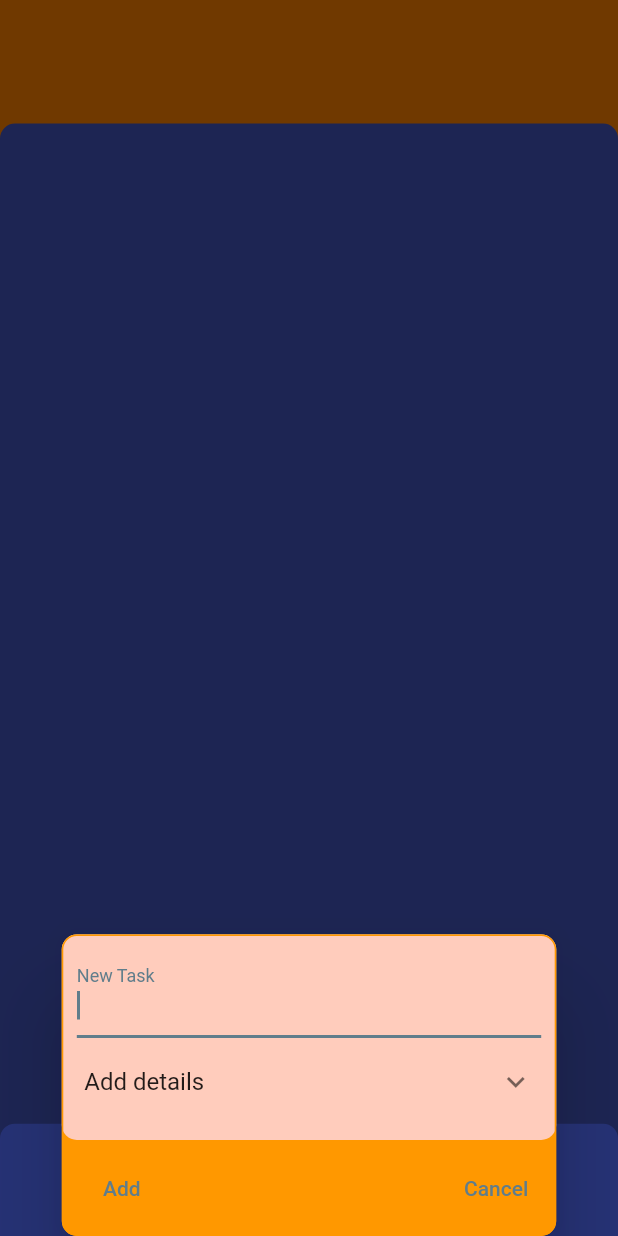
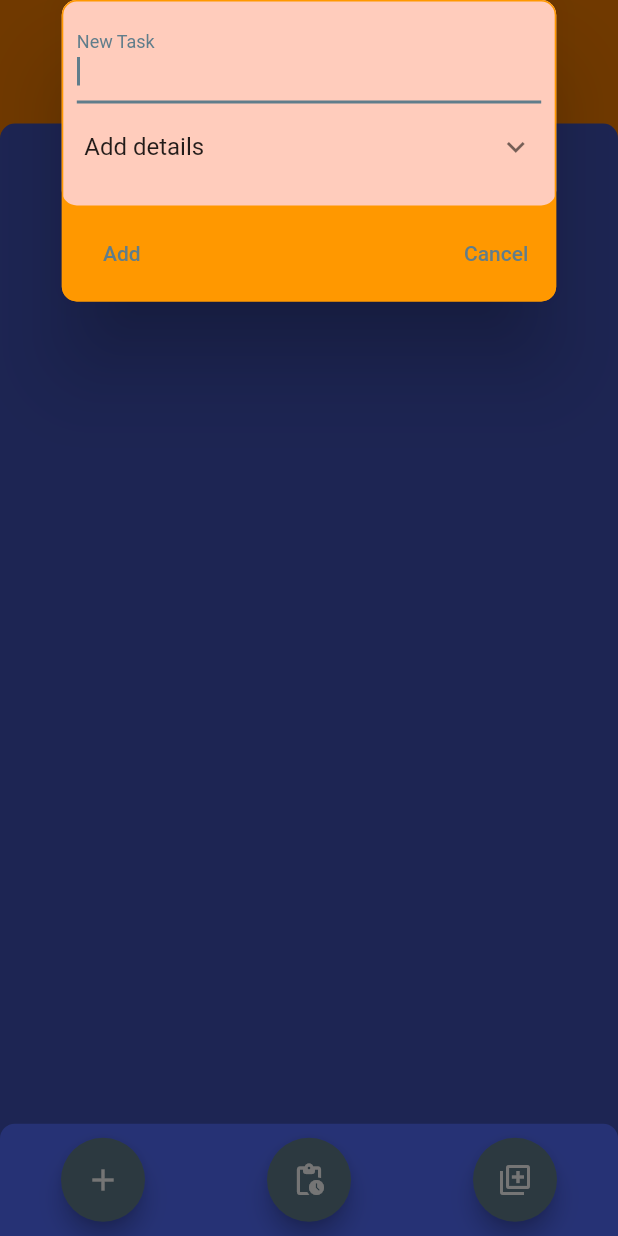
Before and after one commit to egemenongel/todeer, a Flutter app: the ListPage screen opened directly with empty values, after a tap on the "add" icon, on a phone screen of 412 x 824 dp. Run offline on Flutter 3.47's test engine with Material 2 defaults, Android fonts, the phone set to English and light mode, and no system bars; our stand-ins replace cloud_firestore, firebase_auth, firebase_core, flutter_slidable; accounts and stored records are empty.

```diff
--- a/lib/pages/list_page.dart
+++ b/lib/pages/list_page.dart
@@ -1,8 +1,11 @@
 import 'package:cloud_firestore/cloud_firestore.dart';
 import 'package:flutter/material.dart';
+import 'package:provider/provider.dart';
+import 'package:to_deer/pages/report_widget.dart';
 import 'package:to_deer/services/database_service.dart';
 import 'package:to_deer/pages/list_title_page.dart';
 import 'package:to_deer/services/size_helper.dart';
+import 'package:to_deer/utils/task_list_manager.dart';
 import 'package:to_deer/widgets/dialogs/add_task_dialog.dart';
 import 'package:to_deer/widgets/dialogs/delete_task_dialog.dart';
 import 'package:to_deer/widgets/task_tile.dart';
@@ -97,28 +100,48 @@ class ListPage extends StatelessWidget {
                                     MainAxisAlignment.spaceAround,
                                 children: [
                                   FloatingActionButton(
-                                    backgroundColor: Colors.blueGrey,
+                                    tooltip: "Add task",
                                     heroTag: null,
-                                    child: const Icon(
-                                      Icons.add,
-                                    ),
-                                    onPressed: () {
-                                      showDialog(
-                                          context: context,
-                                          builder: (context) => Column(
+                                    onPressed: () => showDialog(
+                                        context: context,
+                                        builder: (context) =>
+                                            SingleChildScrollView(
+                                              child: Column(
                                                 mainAxisAlignment:
                                                     MainAxisAlignment.end,
                                                 children: [
                                                   AddTaskDialog(list: list!),
                                                 ],
-                                              ));
-                                    },
+                                              ),
+                                            )),
+                                    child: const Icon(
+                                      Icons.add,
+                                    ),
                                   ),
                                   FloatingActionButton(
-                                    backgroundColor: Colors.blueGrey,
+                                    tooltip: "See report",
+                                    heroTag: null,
+                                    onPressed: () {
+                                      Provider.of<TaskListManager>(context,
+                                              listen: false)
+                                          .sumDuration(snapshot.data.docs);
+                                      showModalBottomSheet(
+                                        backgroundColor: Colors.transparent,
+                                        context: context,
+                                        builder: (context) => ReportWidget(
+                                            list: list,
+                                            title: list!.get("title")),
+                                      );
+                                    },
+                                    child: const Icon(
+                                      Icons.pending_actions_rounded,
+                                    ),
+                                  ),
+                                  FloatingActionButton(
+                                    tooltip: "Add list",
                                     heroTag: null,
                                     child: const Icon(
-                                      Icons.add_box_outlined,
+                                      Icons.my_library_add_outlined,
                                     ),
                                     onPressed: () {
                                       Navigator.push(
```
